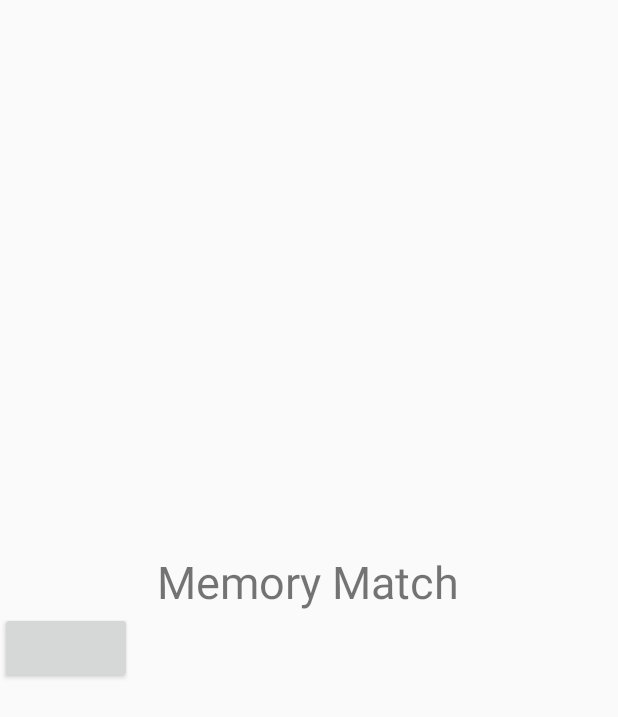
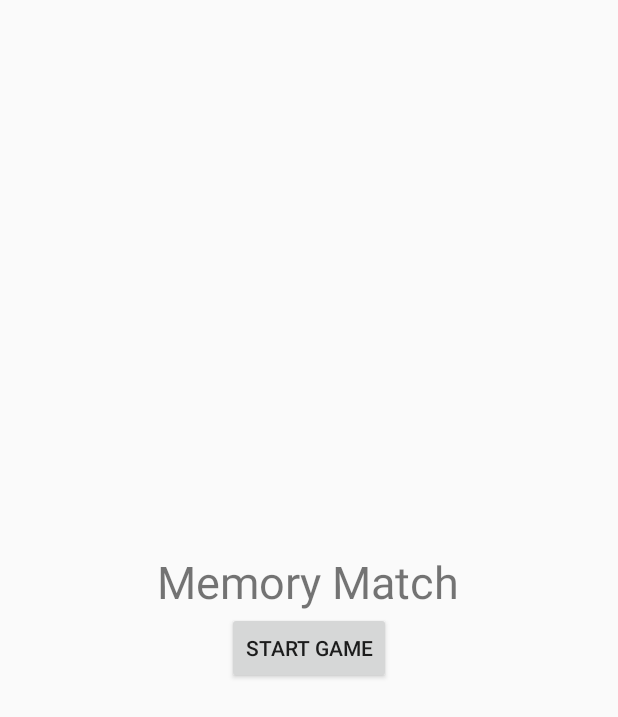
Before and after one commit to Brandon-Neilsen/SD2550-Project, an Android app: the screen it shows after launch (gameActivity), on a phone screen of 412 x 824 dp. Shown: the top 717 px of the screen. Run offline under Robolectric (Android 15) with nearby library versions, the phone set to English and light mode, and no system bars.

Commit message:
MemoryMatch Version 1.2
Adjusted view of gameActivity.class to center Start button on screen.

```diff
--- a/app/src/main/res/layout/activity_game.xml
+++ b/app/src/main/res/layout/activity_game.xml
@@ -11,14 +11,16 @@
         android:textSize="30dp"
         android:layout_gravity="center"
         android:text="@string/app_title"/>
-    <LinearLayout
+    <FrameLayout
         android:orientation="horizontal"
         android:layout_width="match_parent"
-        android:layout_height="wrap_content">
+        android:layout_height="wrap_content"
+        android:gravity="center">
         <Button
             android:layout_width="wrap_content"
             android:layout_height="wrap_content"
-            />
-    </LinearLayout>
+            android:text="Start Game"
+            android:layout_gravity="center"/>
+    </FrameLayout>
 
 </LinearLayout>
```
Also changed, not shown: app/src/main/res/layout/content_game.xml (deleted, +0 -14 lines).
